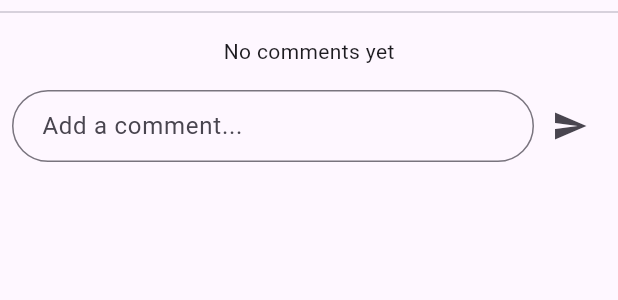
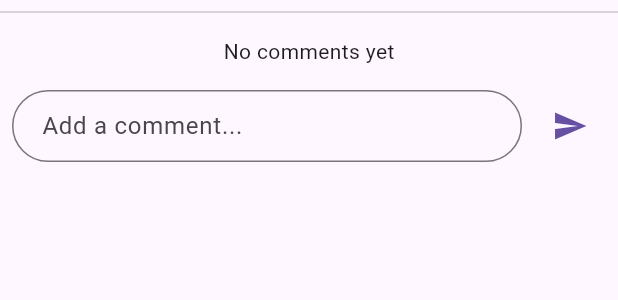
Before and after one commit to nit-shukla/social_media_app_task, a Flutter app: the CommentSection widget shown alone on an empty page, opened directly with empty values, after a tap on the "send" icon, on a phone screen of 412 x 824 dp. Shown: the top 300 px of the screen. Run offline on Flutter 3.47's test engine with Material 3 defaults, Android fonts, the phone set to English and light mode, and no system bars; our stand-ins replace cloud_firestore, firebase_auth, firebase_core, google_sign_in; accounts and stored records are empty; network calls fail.

Commit message:
update post data

```diff
--- a/lib/widgets/post_widget.dart
+++ b/lib/widgets/post_widget.dart
@@ -178,6 +178,7 @@ class CommentSection extends StatefulWidget {
 class _CommentSectionState extends State<CommentSection> {
   final FirestoreService _firestoreService = FirestoreService();
   final TextEditingController _commentController = TextEditingController();
+  bool _isSubmitting = false;
 
   void _addComment() async {
     if (_commentController.text.trim().isEmpty) return;
@@ -192,9 +193,15 @@ class _CommentSectionState extends State<CommentSection> {
       return;
     }
 
+    setState(() {
+      _isSubmitting = true;
+    });
+
     try {
+      final commentId = Uuid().v4();
+
       final comment = CommentModel(
-        id: Uuid().v4(),
+        id: commentId,
         postId: widget.postId,
         userId: userId,
         text: _commentController.text.trim(),
@@ -207,6 +214,10 @@ class _CommentSectionState extends State<CommentSection> {
       ScaffoldMessenger.of(context).showSnackBar(
         SnackBar(content: Text('Error adding comment: ${e.toString()}'))
       );
+    } finally {
+      setState(() {
+        _isSubmitting = false;
+      });
     }
   }
 
@@ -216,22 +227,28 @@ class _CommentSectionState extends State<CommentSection> {
       children: [
         Divider(),
 
-        // Comments
+        // Comments list
         StreamBuilder<List<CommentModel>>(
           stream: _firestoreService.getComments(widget.postId),
           builder: (context, snapshot) {
             if (snapshot.connectionState == ConnectionState.waiting) {
-              return Center(child: CircularProgressIndicator());
+              return Padding(
+                padding: EdgeInsets.all(8.0),
+                child: Center(child: CircularProgressIndicator()),
+              );
             }
 
             if (snapshot.hasError) {
-              return Center(child: Text('Error: ${snapshot.error}'));
+              return Padding(
+                padding: EdgeInsets.all(8.0),
+                child: Center(child: Text('Error loading comments')),
+              );
             }
 
             if (!snapshot.hasData || snapshot.data!.isEmpty) {
               return Padding(
-                padding: EdgeInsets.symmetric(vertical: 8.0),
-                child: Text('No comments yet'),
+                padding: EdgeInsets.all(8.0),
+                child: Center(child: Text('No comments yet')),
               );
             }
 
@@ -247,7 +264,7 @@ class _CommentSectionState extends State<CommentSection> {
           },
         ),
 
-        // Add Comment
+        // Add Comment input
         Padding(
           padding: EdgeInsets.all(8.0),
           child: Row(
@@ -264,13 +281,23 @@ class _CommentSectionState extends State<CommentSection> {
                       horizontal: 16.0,
                       vertical: 8.0,
                     ),
+                    enabled: !_isSubmitting,
                   ),
+                  maxLines: 1,
                 ),
               ),
-              IconButton(
-                icon: Icon(Icons.send),
-                onPressed: _addComment,
-              ),
+              SizedBox(width: 8.0),
+              _isSubmitting
+                ? SizedBox(
+                    width: 24,
+                    height: 24,
+                    child: CircularProgressIndicator(strokeWidth: 2)
+                  )
+                : IconButton(
+                    icon: Icon(Icons.send),
+                    onPressed: _addComment,
+                    color: Theme.of(context).primaryColor,
+                  ),
             ],
           ),
         ),
```
